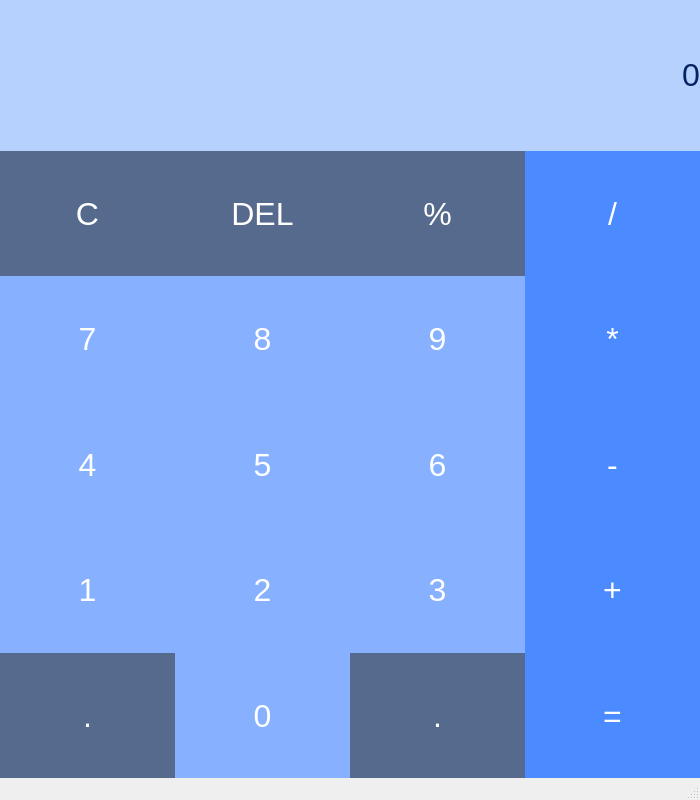
This is Calculator/mainwindow.ui in Oleh-Hrytsyk/Calculator as Qt 5 draws it before an edit. The edited form follows.
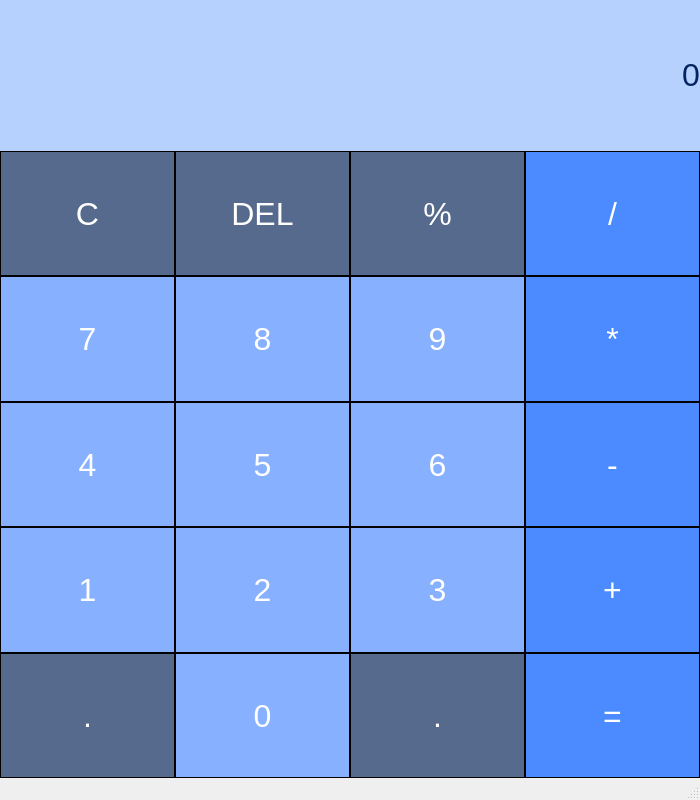
This is the edited form.

Commit message: Now we can enter larger numbers

What changed in the file:
```diff
--- a/Calculator/mainwindow.ui
+++ b/Calculator/mainwindow.ui
@@ -132,6 +132,7 @@
 	color: white;
 	border: 1px;
 	background: #87B1FF;
+	border-style: solid;
 }
 QPushButton::pressed{
 	background: #98C2FF;
@@ -161,6 +162,7 @@
 	color: white;
 	border: 1px;
 	background: #566A8D;
+	border-style: solid;
 }
 
 QPushButton::pressed{
@@ -191,6 +193,7 @@
 	color: white;
 	border: 1px;
 	background: #87B1FF;
+	border-style: solid;
 }
 QPushButton::pressed{
 	background: #98C2FF;
@@ -220,6 +223,7 @@
 	color: white;
 	border: 1px;
 	background: #87B1FF;
+	border-style: solid;
 }
 QPushButton::pressed{
 	background: #98C2FF;
@@ -249,6 +253,7 @@
 	color: white;
 	border: 1px;
 	background: #4B8BFF;
+	border-style: solid;
 }
 QPushButton::pressed{
 	background: #5C9CFF;
@@ -278,6 +283,7 @@
 	color: white;
 	border: 1px;
 	background: #87B1FF;
+	border-style: solid;
 }
 QPushButton::pressed{
 	background: #98C2FF;
@@ -307,6 +313,7 @@
 	color: white;
 	border: 1px;
 	background: #566A8D;
+	border-style: solid;
 }
 
 QPushButton::pressed{
@@ -337,6 +344,7 @@
 	color: white;
 	border: 1px;
 	background: #4B8BFF;
+	border-style: solid;
 }
 QPushButton::pressed{
 	background: #5C9CFF;
@@ -366,6 +374,7 @@
 	color: white;
 	border: 1px;
 	background: #87B1FF;
+	border-style: solid;
 }
 QPushButton::pressed{
 	background: #98C2FF;
@@ -395,6 +404,7 @@
 	color: white;
 	border: 1px;
 	background: #4B8BFF;
+	border-style: solid;
 }
 QPushButton::pressed{
 	background: #5C9CFF;
@@ -424,6 +434,7 @@
 	color: white;
 	border: 1px;
 	background: #87B1FF;
+	border-style: solid;
 }
 QPushButton::pressed{
 	background: #98C2FF;
@@ -453,6 +464,7 @@
 	color: white;
 	border: 1px;
 	background: #87B1FF;
+	border-style: solid;
 }
 QPushButton::pressed{
 	background: #98C2FF;
@@ -482,6 +494,7 @@
 	color: white;
 	border: 1px;
 	background: #4B8BFF;
+	border-style: solid;
 }
 QPushButton::pressed{
 	background: #5C9CFF;
@@ -511,6 +524,7 @@
 	color: white;
 	border: 1px;
 	background: #87B1FF;
+	border-style: solid;
 }
 QPushButton::pressed{
 	background: #98C2FF;
@@ -540,6 +554,7 @@
 	color: white;
 	border: 1px;
 	background: #4B8BFF;
+	border-style: solid;
 }
 QPushButton::pressed{
 	background: #5C9CFF;
@@ -569,6 +584,7 @@
 	color: white;
 	border: 1px;
 	background: #566A8D;
+	border-style: solid;
 }
 
 QPushButton::pressed{
@@ -599,6 +615,7 @@
 	color: white;
 	border: 1px;
 	background: #87B1FF;
+	border-style: solid;
 }
 QPushButton::pressed{
 	background: #98C2FF;
@@ -628,6 +645,7 @@
 	color: white;
 	border: 1px;
 	background: #87B1FF;
+	border-style: solid;
 }
 QPushButton::pressed{
 	background: #98C2FF;
@@ -657,6 +675,7 @@
 	color: white;
 	border: 1px;
 	background: #566A8D;
+	border-style: solid;
 }
 
 QPushButton::pressed{
@@ -687,6 +706,7 @@
 	color: white;
 	border: 1px;
 	background: #566A8D;
+	border-style: solid;
 }
 
 QPushButton::pressed{
```
The commit also changes 2 other files.
